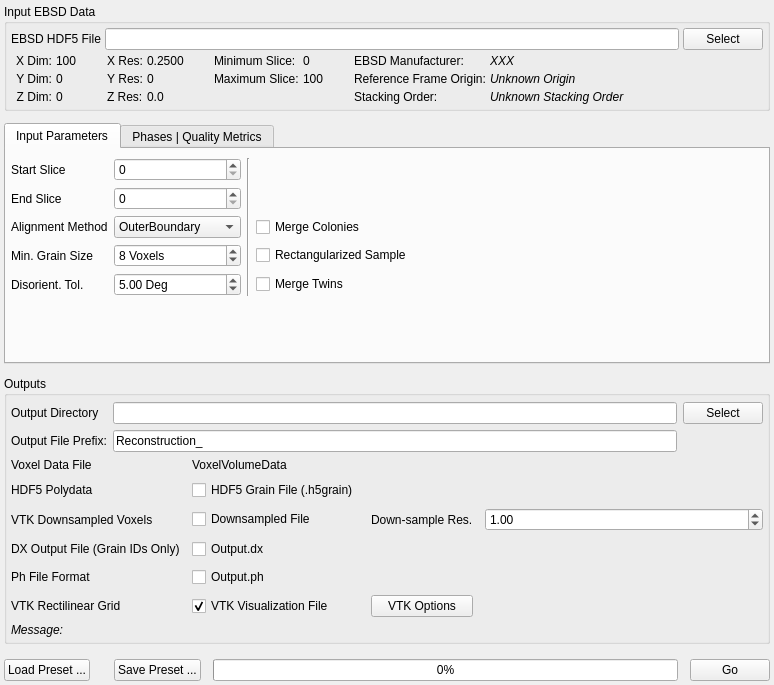
This is Source/Plugins/Reconstruction/UI/ReconstructionWidget.ui in BlueQuartzSoftware/DREAM3D as Qt 5 draws it before an edit. The edited form follows.
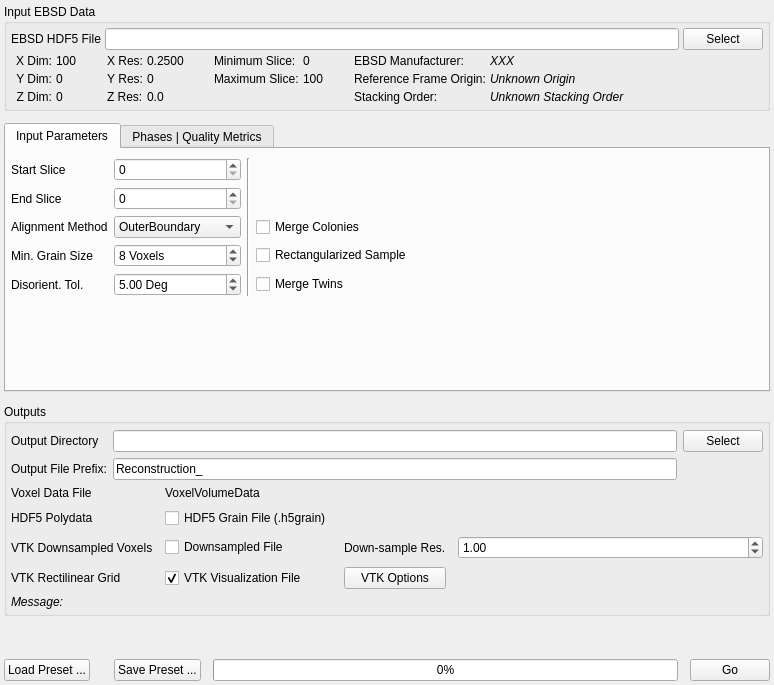
This is the edited form. Icons and pictures are not drawn. Custom widgets are drawn as their Qt base class.

Commit message: cleaning up some of the GUIs now that the file conversion module exists and changing the grain data file on the grain generator

Patch:
```diff
--- a/Source/Plugins/Reconstruction/UI/ReconstructionWidget.ui
+++ b/Source/Plugins/Reconstruction/UI/ReconstructionWidget.ui
@@ -831,47 +831,13 @@
          </widget>
         </item>
         <item row="3" column="0">
-         <widget class="QLabel" name="label_20">
-          <property name="text">
-           <string>DX Output File (Grain IDs Only)</string>
-          </property>
-         </widget>
-        </item>
-        <item row="3" column="1">
-         <widget class="QCheckBox" name="m_DxFile">
-          <property name="text">
-           <string>Output.dx</string>
-          </property>
-          <property name="checked">
-           <bool>false</bool>
-          </property>
-         </widget>
-        </item>
-        <item row="4" column="0">
-         <widget class="QLabel" name="label_22">
-          <property name="text">
-           <string>Ph File Format</string>
-          </property>
-         </widget>
-        </item>
-        <item row="4" column="1">
-         <widget class="QCheckBox" name="m_PhFile">
-          <property name="text">
-           <string>Output.ph</string>
-          </property>
-          <property name="checked">
-           <bool>false</bool>
-          </property>
-         </widget>
-        </item>
-        <item row="5" column="0">
          <widget class="QLabel" name="label_18">
           <property name="text">
            <string>VTK Rectilinear Grid</string>
           </property>
          </widget>
         </item>
-        <item row="5" column="1">
+        <item row="3" column="1">
          <widget class="QCheckBox" name="m_VisualizationVizFile">
           <property name="text">
            <string>VTK Visualization File</string>
@@ -881,14 +847,14 @@
           </property>
          </widget>
         </item>
-        <item row="5" column="2">
+        <item row="3" column="2">
          <widget class="QPushButton" name="m_VtkOptionsBtn">
           <property name="text">
            <string>VTK Options</string>
           </property>
          </widget>
         </item>
-        <item row="5" column="3">
+        <item row="3" column="3">
          <spacer name="horizontalSpacer_7">
           <property name="orientation">
            <enum>Qt::Horizontal</enum>
```
Left out of the diff: 6 changed lines with no effect on the pictures. The commit also changes 11 other files.
